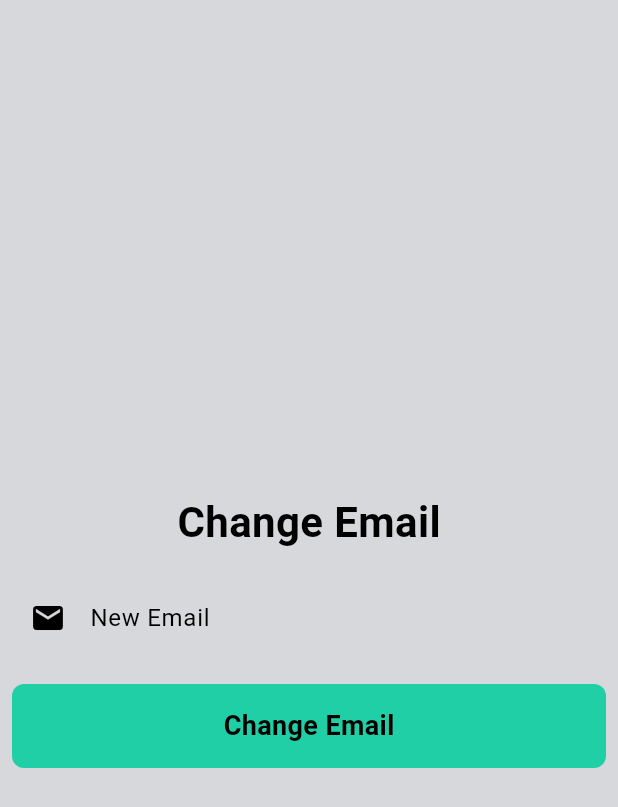
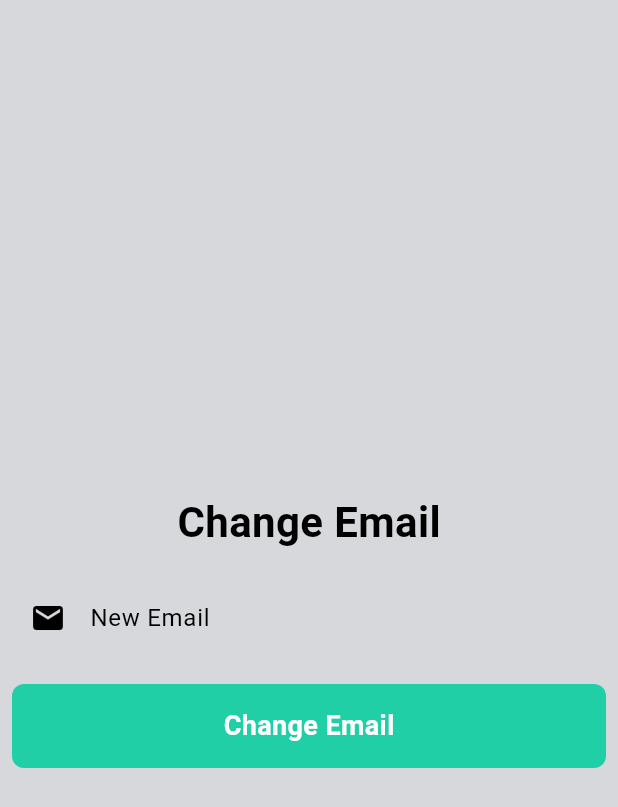
Before and after one commit to LanzoMA/sprinter_mobile, a Flutter app: the ChangeEmailPage screen opened by its route, on a phone screen of 412 x 824 dp. Shown: the top 807 px of the screen. Run offline on Flutter 3.47's test engine with Material 3 defaults, Android fonts, the light colour scheme and no system bars; our stand-ins replace dio, flutter_secure_storage, go_router; accounts and stored records are empty.

Commit message:
updated text color on button

```diff
--- a/lib/components/sprinter_button.dart
+++ b/lib/components/sprinter_button.dart
@@ -20,9 +20,10 @@ class SprinterButton extends StatelessWidget {
         ),
         child: Text(
           data,
-          style: const TextStyle(
+          style: TextStyle(
             fontSize: 18,
             fontWeight: FontWeight.bold,
+            color: Theme.of(context).colorScheme.onPrimary,
           ),
         ),
       ),
```
